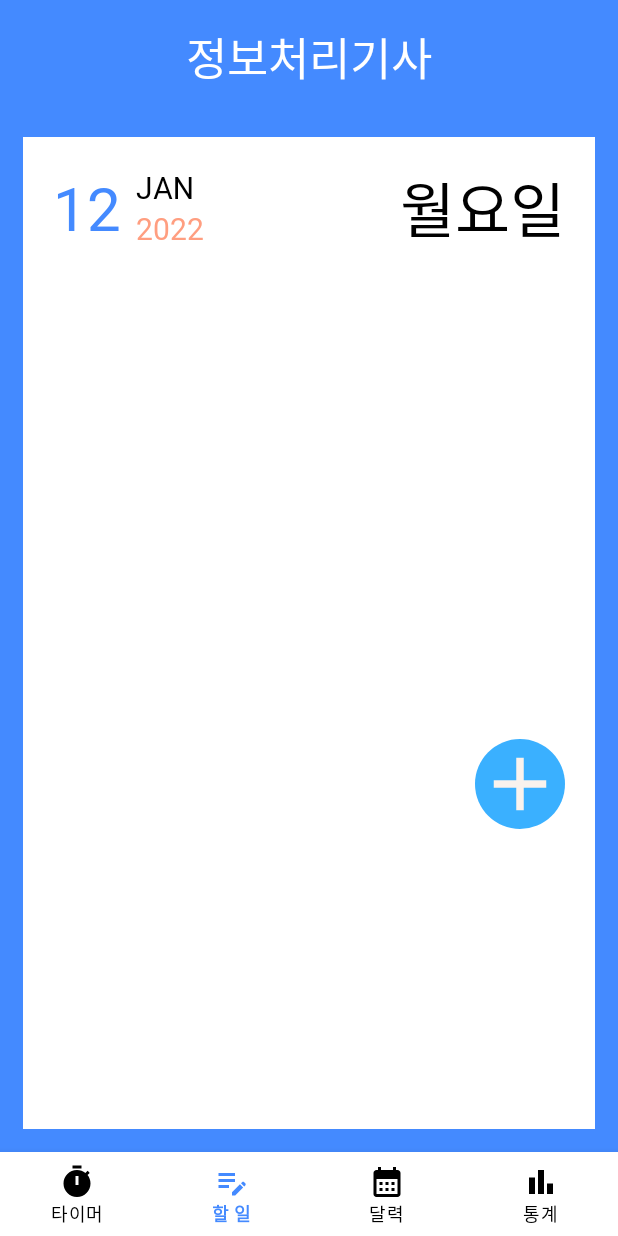
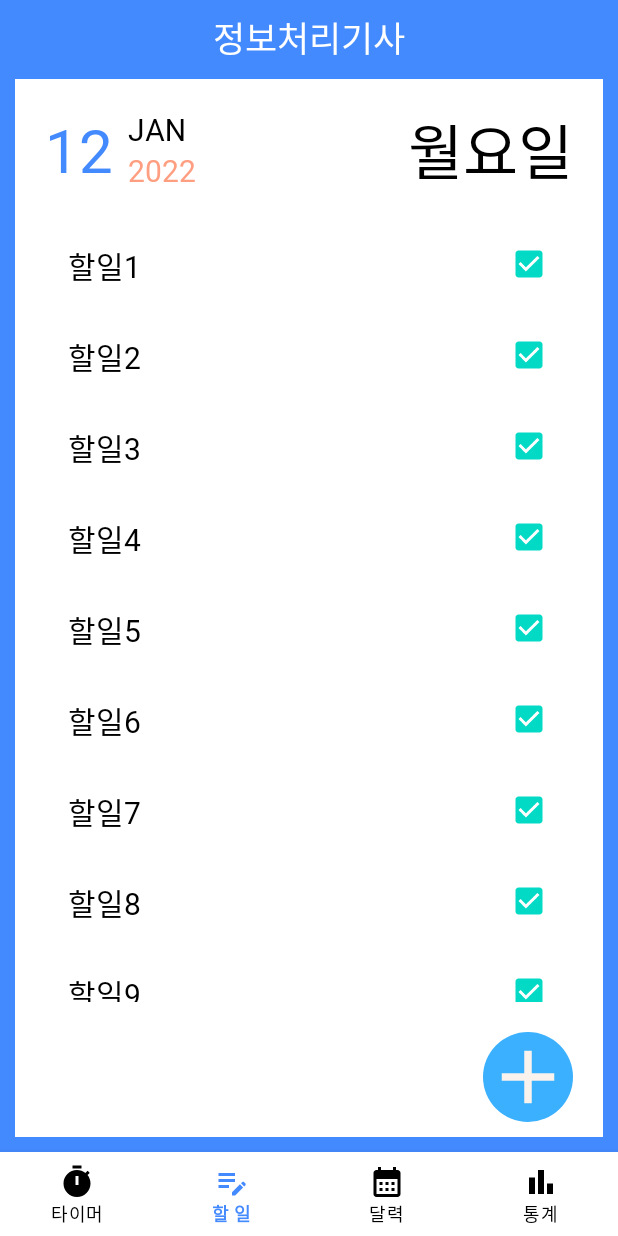
Before and after one commit to Tussle0410/MyOwnTimer, an Android app: the DetailActivity screen opened directly, with no data from a screen before it, item 2 of the bottom bar chosen, on a phone screen of 412 x 824 dp. Run offline under Robolectric (Android 15) with nearby library versions, the phone set to English and light mode, and no system bars; our stand-ins replace AdMob, data binding.

Commit message:
todo fragment Update

```diff
--- a/app/src/main/kotlin/com/tussle/myowntimer/ui/activity/DetailActivity.kt
+++ b/app/src/main/kotlin/com/tussle/myowntimer/ui/activity/DetailActivity.kt
@@ -5,6 +5,8 @@ import androidx.appcompat.app.AppCompatActivity
 import androidx.databinding.DataBindingUtil
 import androidx.lifecycle.Observer
 import androidx.lifecycle.ViewModelProvider
+import com.google.android.gms.ads.AdRequest
+import com.google.android.gms.ads.MobileAds
 import com.tussle.myowntimer.R
 import com.tussle.myowntimer.databinding.DetailPageBinding
 import com.tussle.myowntimer.model.DetailNaviMenu
@@ -24,9 +26,15 @@ class DetailActivity : AppCompatActivity() {
         binding = DataBindingUtil.setContentView(this, R.layout.detail_page)
         binding.viewModel = viewModel
         binding.lifecycleOwner = this
+        adsSetting()
         viewModel.detailFragment.observe(this, Observer {
             changeFragment(it!!)
         })
+    }
+    private fun adsSetting(){
+        MobileAds.initialize(this){}
+        val adRequest = AdRequest.Builder().build()
+        binding.mainAdView.loadAd(adRequest)
     }
     private fun changeFragment(menu_tag : DetailNaviMenu){
         val transaction = supportFragmentManager.beginTransaction()
@@ -50,4 +58,5 @@ class DetailActivity : AppCompatActivity() {
             }
         transaction.commitNowAllowingStateLoss()
     }
+
 }
--- /dev/null
+++ b/app/src/main/kotlin/com/tussle/myowntimer/ui/adapter/DetailTodoRecyclerAdapter.kt
@@ -0,0 +1,25 @@
+package com.tussle.myowntimer.ui.adapter
+
+import android.view.LayoutInflater
+import android.view.ViewGroup
+import androidx.recyclerview.widget.RecyclerView
+import com.tussle.myowntimer.databinding.DetailTodoItemBinding
+
+class DetailTodoRecyclerAdapter(val data : MutableList<String>) : RecyclerView.Adapter<DetailTodoRecyclerAdapter.ToDoViewHolder>(){
+    inner class ToDoViewHolder(private val binding : DetailTodoItemBinding) : RecyclerView.ViewHolder(binding.root){
+        fun setting(todo : String){
+            binding.todoTxt.text = todo
+        }
+    }
+
+    override fun onCreateViewHolder(parent: ViewGroup, viewType: Int): ToDoViewHolder {
+        val binding : DetailTodoItemBinding = DetailTodoItemBinding.inflate(LayoutInflater.from(parent.context),parent,false)
+        return ToDoViewHolder(binding)
+    }
+
+    override fun onBindViewHolder(holder: ToDoViewHolder, position: Int) {
+        holder.setting(data[position])
+    }
+
+    override fun getItemCount() = data.size
+}
--- a/app/src/main/kotlin/com/tussle/myowntimer/ui/fragment/DetailTodoFragment.kt
+++ b/app/src/main/kotlin/com/tussle/myowntimer/ui/fragment/DetailTodoFragment.kt
@@ -7,11 +7,16 @@ import android.view.ViewGroup
 import androidx.databinding.DataBindingUtil
 import androidx.fragment.app.Fragment
 import androidx.lifecycle.ViewModelProvider
+import androidx.recyclerview.widget.LinearLayoutManager
+import androidx.recyclerview.widget.RecyclerView
 import com.tussle.myowntimer.R
 import com.tussle.myowntimer.databinding.DetailTodoFrameBinding
+import com.tussle.myowntimer.ui.adapter.DetailTodoRecyclerAdapter
 import com.tussle.myowntimer.viewmodel.DetailViewModel
 
 class DetailTodoFragment : Fragment() {
+    private val test = mutableListOf("할일1", "할일2", "할일3", "할일4","할일5","할일6","할일7","할일8",
+        "할일9", "할일10")
     private val viewModel : DetailViewModel by lazy {
         ViewModelProvider(requireActivity()).get(DetailViewModel::class.java)
     }
@@ -20,12 +25,19 @@ class DetailTodoFragment : Fragment() {
         binding = DataBindingUtil.inflate(inflater, R.layout.detail_todo_frame,container,false)
         binding.viewModel = viewModel
         binding.lifecycleOwner = requireActivity()
+        toDoSetting()
         return binding.root
     }
 
     override fun onViewCreated(view: View, savedInstanceState: Bundle?) {
         super.onViewCreated(view, savedInstanceState)
     }
+    private fun toDoSetting(){
+        with(binding.detailTodoRecycler){
+            layoutManager = LinearLayoutManager(requireContext())
+            adapter = DetailTodoRecyclerAdapter(test)
+        }
+    }
     companion object{
         fun getInstance()
             =DetailTodoFragment()
--- a/app/src/main/res/layout/detail_page.xml
+++ b/app/src/main/res/layout/detail_page.xml
@@ -17,10 +17,10 @@
             android:layout_width="wrap_content"
             android:layout_height="wrap_content"
             android:fontFamily="@font/font_main"
-            android:padding="15dp"
+            android:layout_marginTop="7dp"
             android:text="정보처리기사"
             android:textColor="@color/white"
-            android:textSize="30sp"
+            android:textSize="23sp"
             app:layout_constraintEnd_toEndOf="parent"
             app:layout_constraintStart_toStartOf="parent"
             app:layout_constraintTop_toTopOf="parent" />
@@ -56,7 +56,7 @@
             android:background="@color/white"
             android:layout_width="match_parent"
             android:layout_height="0dp"
-            android:layout_margin="15dp"
+            android:layout_margin="10dp"
             app:layout_constraintBottom_toTopOf="@+id/main_adView"
             app:layout_constraintEnd_toEndOf="parent"
             app:layout_constraintStart_toStartOf="parent"
--- a/app/src/main/res/layout/detail_todo_frame.xml
+++ b/app/src/main/res/layout/detail_todo_frame.xml
@@ -63,13 +63,14 @@
             android:layout_width="wrap_content"
             android:layout_height="wrap_content"
             android:layout_marginEnd="20dp"
-            android:layout_marginBottom="200dp"
+            android:layout_marginBottom="10dp"
             android:background="@drawable/radius"
             android:src="@drawable/icon_add"
             app:layout_constraintBottom_toBottomOf="parent"
             app:layout_constraintEnd_toEndOf="parent" />
 
         <androidx.recyclerview.widget.RecyclerView
+            android:id="@+id/detail_todo_recycler"
             android:layout_width="match_parent"
             android:layout_height="0dp"
             android:layout_margin="20dp"
--- a/app/src/main/res/layout/detail_todo_item.xml
+++ b/app/src/main/res/layout/detail_todo_item.xml
@@ -1,9 +1,10 @@
 <?xml version="1.0" encoding="utf-8"?>
+<layout>
     <androidx.constraintlayout.widget.ConstraintLayout xmlns:android="http://schemas.android.com/apk/res/android"
         xmlns:app="http://schemas.android.com/apk/res-auto"
         xmlns:tools="http://schemas.android.com/tools"
         android:layout_width="match_parent"
-    android:layout_height="match_parent">
+        android:layout_height="wrap_content">
 
         <CheckBox
             android:id="@+id/todo_checkBox"
@@ -26,7 +27,5 @@
             app:layout_constraintEnd_toStartOf="@+id/todo_checkBox"
             app:layout_constraintStart_toStartOf="parent"
             app:layout_constraintTop_toTopOf="parent" />
-
-
-
     </androidx.constraintlayout.widget.ConstraintLayout>
+</layout>
```
Also changed, not shown: app/src/main/res/drawable/icon_back.xml (added, +13 -0 lines), app/src/main/res/drawable/icon_next.xml (added, +12 -0 lines). Lines whose indentation alone changed are shown as unchanged.
